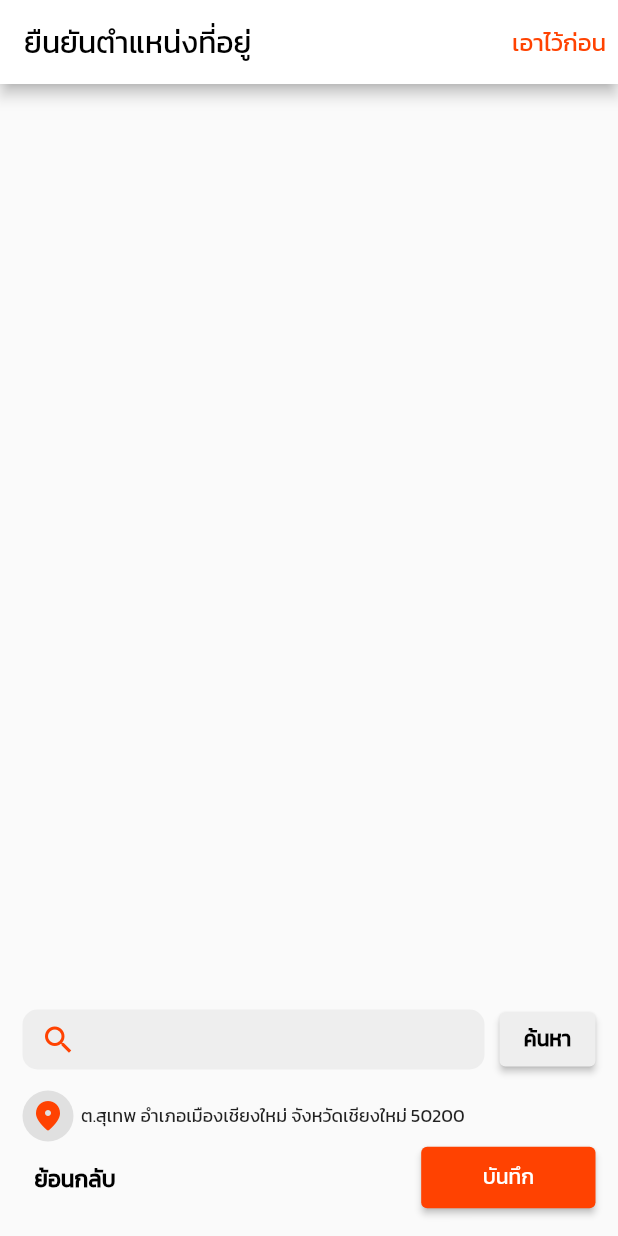
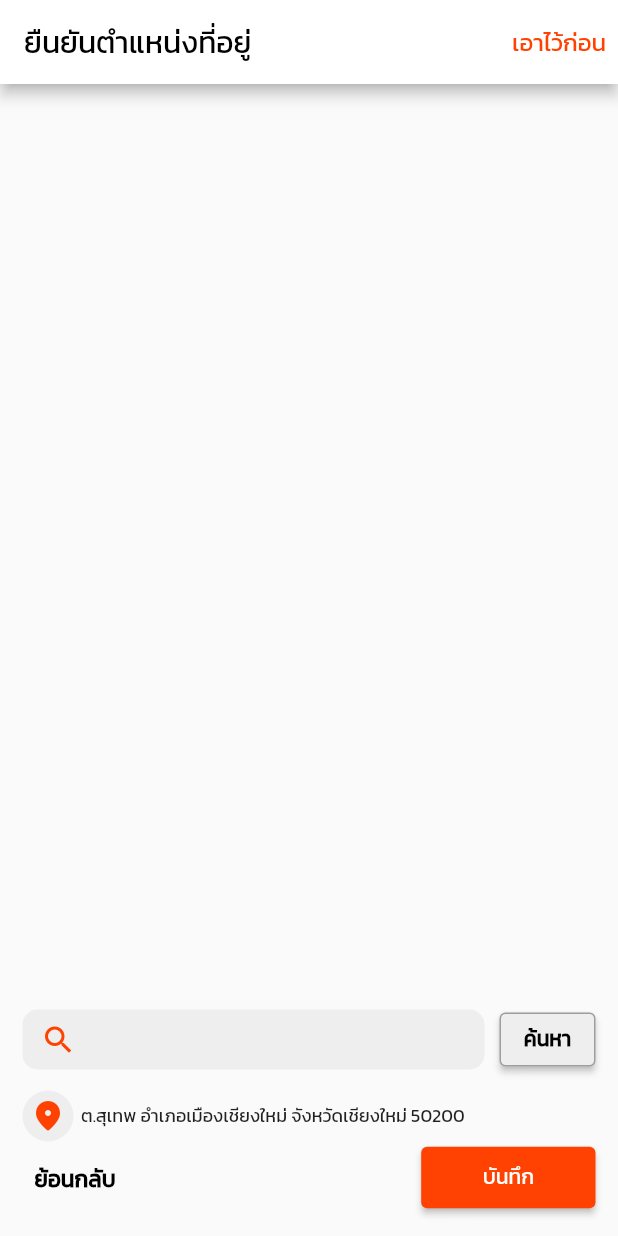
Before and after one commit to whyzotee/app-map, a Flutter app: the MapPage screen opened directly, on a phone screen of 412 x 824 dp. Run offline on Flutter 3.47's test engine with Material 2 defaults, Android fonts, the light colour scheme and no system bars; our stand-ins replace flutter_map, flutter_svg, geolocator, latlong2.

Commit message:
feat: update bra bra

```diff
--- a/lib/map.dart
+++ b/lib/map.dart
@@ -168,7 +168,9 @@ class _MapPageState extends State<MapPage> {
     var mapProvider = context.read<MapProvider>();
     return Consumer(
         builder: (BuildContext context, MapProvider value, Widget? child) {
-      if (value.selfPosition == null) return Container();
+      if (value.selfPosition == null || value.centerMap == null) {
+        return Container();
+      }
       return Stack(
         children: [
           mapWidget(),
@@ -239,17 +241,6 @@ class _MapPageState extends State<MapPage> {
             return MarkerLayer(
               rotate: true,
               markers: [
-                // ตัวเช็คตรงกลางของ Lat Lng
-                //  if (value.selfPosition != null)
-                //   Marker(
-                //     point: value.selfPosition!,
-                //     builder: ((context) {
-                //       return Icon(
-                //         Icons.circle,
-                //         size: 5,
-                //       );
-                //     }),
-                //   ),
                 if (value.selfPosition != null)
                   Marker(
                     point: value.selfPosition!,
@@ -334,6 +325,7 @@ class _MapPageState extends State<MapPage> {
               onPressed: () {},
               style: ElevatedButton.styleFrom(
                 backgroundColor: Colors.grey[200],
+                side: const BorderSide(color: Colors.grey),
               ),
               child: const Text(
                 'ค้นหา',
@@ -351,7 +343,7 @@ class _MapPageState extends State<MapPage> {
                 margin: const EdgeInsets.only(right: 5),
                 padding: const EdgeInsets.all(5),
                 decoration: BoxDecoration(
-                    shape: BoxShape.circle, color: Colors.grey[300]),
+                    shape: BoxShape.circle, color: Colors.grey[200]),
                 child: const Icon(
                   Icons.location_on_rounded,
                   color: Color(0xFFFF4201),
```
